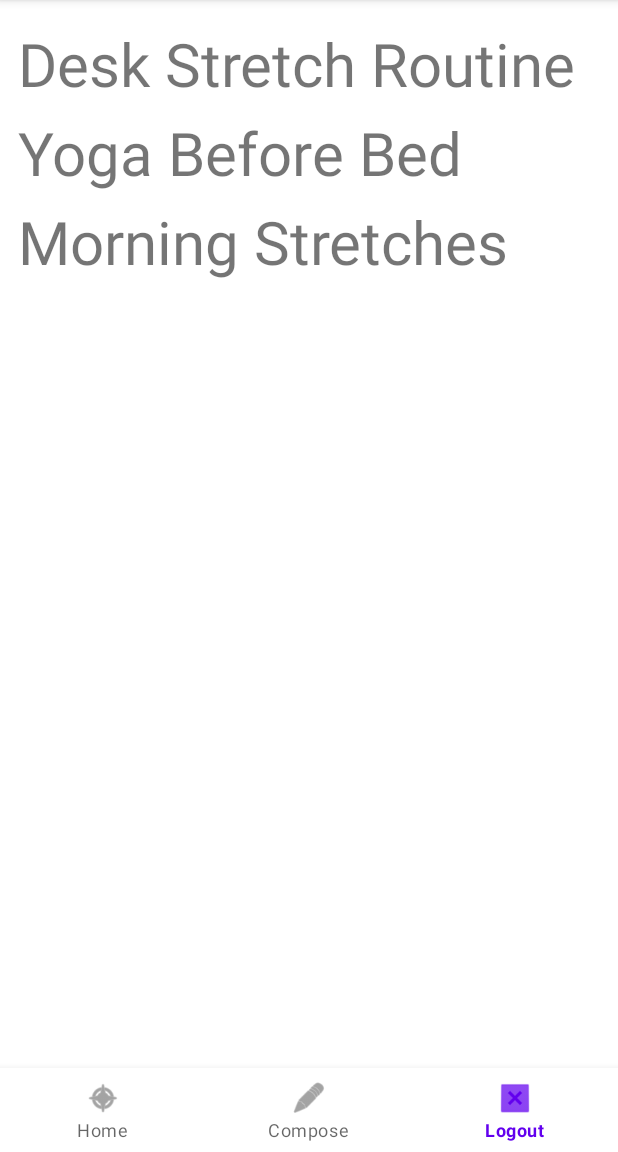
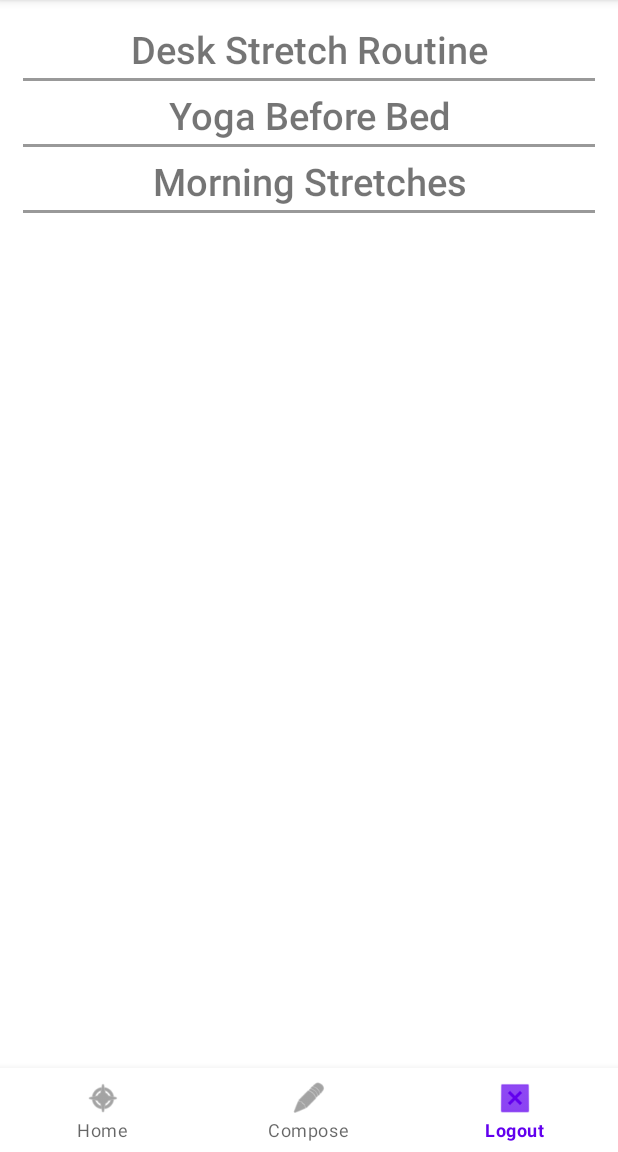
Before and after one commit to codpathin/selfcare-app, an Android app: the screen it shows after launch (MainActivity), item 3 of the bottom bar chosen, on a phone screen of 412 x 824 dp, the part 84-1236 px from its top. Run offline under Robolectric (Android 15) with nearby library versions, the phone set to English and light mode, and no system bars; libraries missing offline, so code that uses them is left out: com.applandeo.materialcalendarview, org.parceler; 3 statements that could not run were skipped.

Commit message:
updated stretch layout

```diff
--- a/app/src/main/res/layout/item_stretch.xml
+++ b/app/src/main/res/layout/item_stretch.xml
@@ -9,9 +9,19 @@
         android:id="@+id/tvName"
         android:layout_width="match_parent"
         android:layout_height="wrap_content"
-        android:layout_marginStart="2dp"
         android:layout_marginTop="5dp"
         android:layout_marginEnd="0dp"
-        android:textSize="40dp"
+        android:fontFamily="sans-serif-light"
+        android:textAlignment="center"
+        android:textSize="25dp"
+        android:textStyle="bold"
         tools:text="Stretch Here" />
+
+    <View
+        android:layout_width="match_parent"
+        android:layout_height="2dp"
+        android:layout_marginStart="5dp"
+        android:layout_marginTop="42dp"
+        android:layout_marginEnd="5dp"
+        android:background="@color/gray" />
 </RelativeLayout>
```
